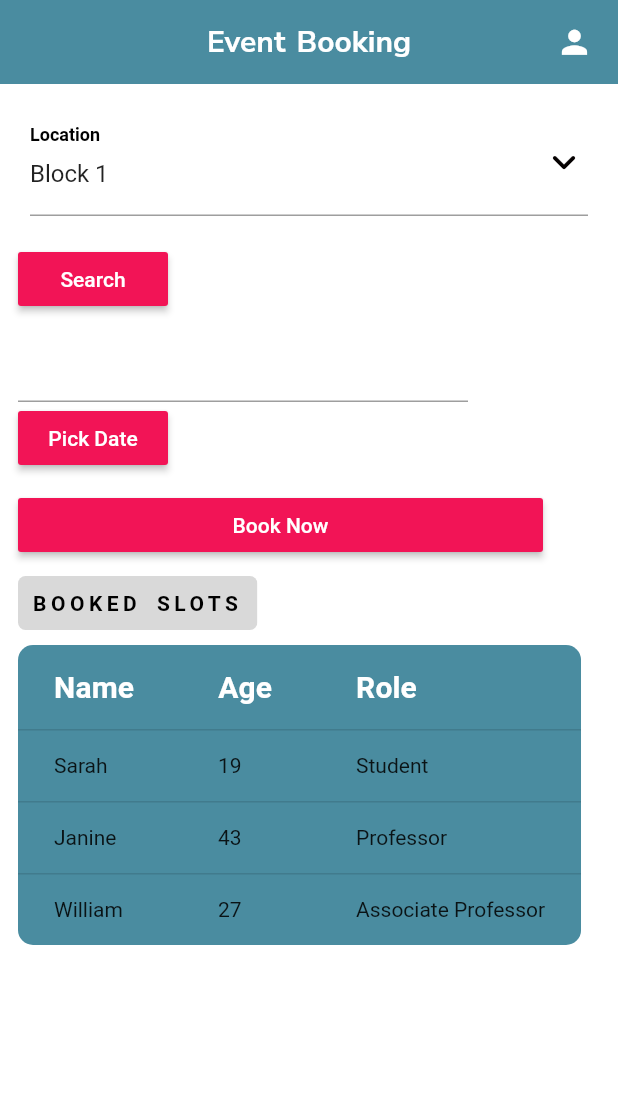
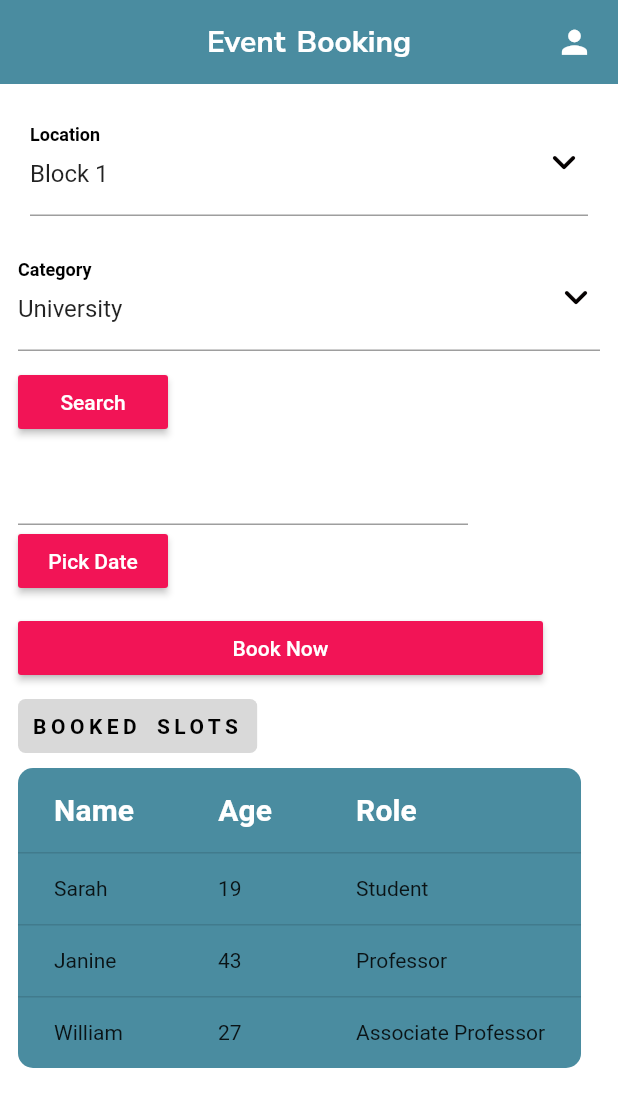
Before and after one commit to aryanmajhi75/Project_Lab, a Flutter app: the screen it shows after launch, on a phone screen of 412 x 824 dp. Shown: the top 1107 px of the screen. Run offline on Flutter 3.47's test engine with Material 2 defaults, Android fonts, the phone set to English and light mode, and no system bars; our stand-ins replace google_fonts.

Commit message:
updating priorityPicker.dart adding priorityPicker.dart in homepage.dart

```diff
--- a/lib/dropDown.dart
+++ b/lib/dropDown.dart
@@ -13,7 +13,7 @@ class _dropDown extends State<dropDown> {
   }
 
   final _location=["Block 1","Block 2","Block 3","Block 4","Main Auditorium"];
-  String? _isSelectedVal="";
+  String _isSelectedVal="Block 1";
   @override
 
   Widget build(BuildContext context){
@@ -33,6 +33,7 @@ class _dropDown extends State<dropDown> {
         onChanged: (val) {
         setState((){
         _isSelectedVal=val as String;
+        //print(_location.indexOf(_isSelectedVal));
         });
         },
         borderRadius: BorderRadius.circular(10),
--- a/lib/homepage.dart
+++ b/lib/homepage.dart
@@ -7,6 +7,7 @@ import 'datepicker.dart';
 import 'button.dart';
 import 'specificPurposebutton.dart';
 import 'dataTable.dart';
+import 'priorityPicker.dart';
 // import 'package:flutter/src/material/animated_icons.dart';
 // import 'package:font_awesome_flutter/font_awesome_flutter.dart';
 
@@ -47,12 +48,14 @@ class Homepage extends StatelessWidget{
           crossAxisAlignment: CrossAxisAlignment.start,
           mainAxisAlignment: MainAxisAlignment.start,
           children: [
-              Padding(
+              Padding(                                      //for selecting location
                 padding: const EdgeInsets.all(8.0),
                 child: dropDown(),
               ),
               SizedBox(height: 10,),
-              Button(title: "Search",width: 100,),
+              priorityPicker(),
+              SizedBox(height: 10,),
+              Button(title: "Search",width: 100,),          //search button
               SizedBox(height: 10,),
               datePicker(),
               SizedBox(height: 10,),
--- a/lib/priorityPicker.dart
+++ b/lib/priorityPicker.dart
@@ -15,8 +15,9 @@ class _priorityPicker extends State<priorityPicker> {
 
   final _type=["University","Department","School","Course","CSA","Labyrinth","Nuts and Bolts","CAPS"];
   final _priorityVal=[1,2,3,4,5,5,5,5];
-  String? _isSelectedVal="";
-  double? _priority=0;
+  String _isSelectedVal="University";
+  int _priority=1;
+  int _index=0;
 
   @override
 
@@ -37,7 +38,9 @@ class _priorityPicker extends State<priorityPicker> {
           onChanged: (val) {
             setState((){
               _isSelectedVal=val as String;
-              //_priority=
+              _index=_type.indexOf(_isSelectedVal);
+              _priority=_priorityVal[_index];
+              print(_priority);
             });
           },
           borderRadius: BorderRadius.circular(10),
```
